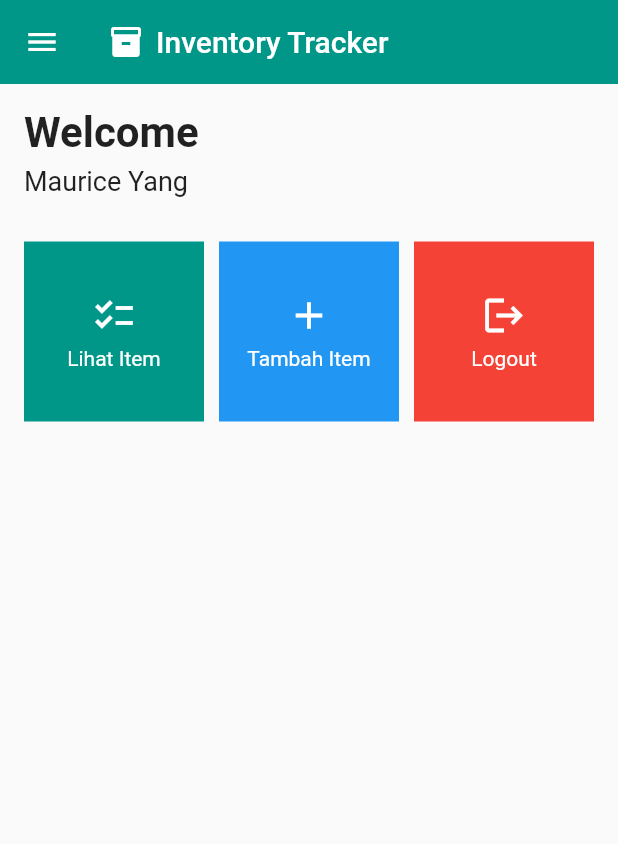
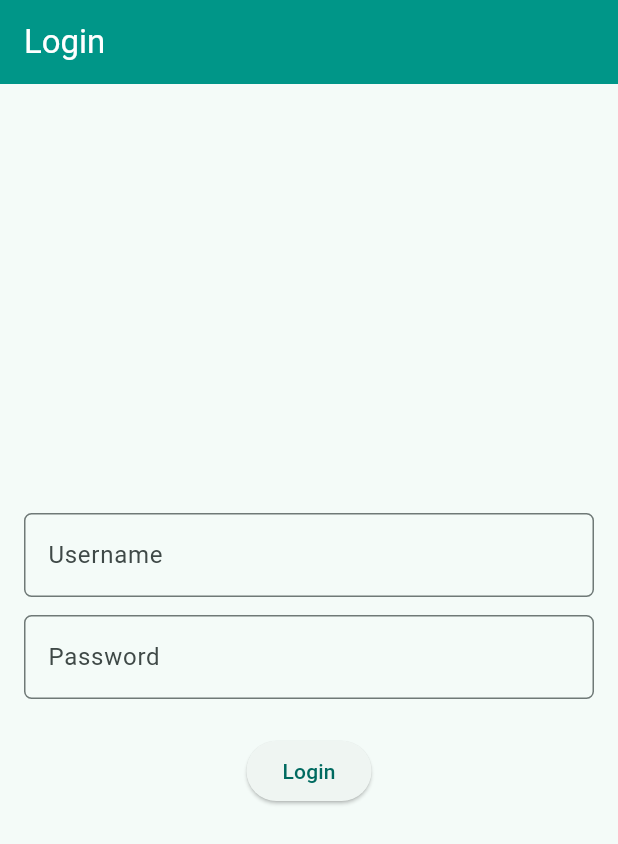
Before and after one commit to KirantiLoh/pbp-inventory-app, a Flutter app: the screen it shows after launch, on a phone screen of 412 x 824 dp. Shown: the top 844 px of the screen. Run offline on Flutter 3.47's test engine with Material 2 defaults, Android fonts, the phone set to English and light mode, and no system bars; missing offline and left inert: pbp_django_auth.

Commit message:
feat: Finishing tugas 9

```diff
--- a/lib/main.dart
+++ b/lib/main.dart
@@ -1,5 +1,7 @@
 import 'package:flutter/material.dart';
-import 'package:inventory_tracker/screens/home.dart';
+import 'package:inventory_tracker/screens/login.dart';
+import 'package:pbp_django_auth/pbp_django_auth.dart';
+import 'package:provider/provider.dart';
 
 void main() {
   runApp(const MainApp());
@@ -10,9 +12,19 @@
 
   @override
   Widget build(BuildContext context) {
-    return const MaterialApp(
-      // initialRoute: '/',
-      home: HomePage(),
+    return Provider(
+      create: (_) {
+        CookieRequest request = CookieRequest();
+        return request;
+      },
+      child: MaterialApp(
+        title: 'Flutter App',
+        theme: ThemeData(
+          colorScheme: ColorScheme.fromSeed(seedColor: Colors.teal),
+          useMaterial3: true,
+        ),
+        home: const LoginPage(),
+      ),
     );
   }
 }
--- a/lib/screens/home.dart
+++ b/lib/screens/home.dart
@@ -24,6 +24,7 @@
           ],
         ),
         backgroundColor: Colors.teal,
+        foregroundColor: Colors.white,
         shadowColor: Colors.transparent,
       ),
       drawer: const LeftDrawer(),
--- /dev/null
+++ b/lib/screens/login.dart
@@ -0,0 +1,127 @@
+import 'package:inventory_tracker/screens/home.dart';
+import 'package:flutter/material.dart';
+import 'package:pbp_django_auth/pbp_django_auth.dart';
+import 'package:provider/provider.dart';
+
+void main() {
+  runApp(const LoginApp());
+}
+
+class LoginApp extends StatelessWidget {
+  const LoginApp({super.key});
+
+  @override
+  Widget build(BuildContext context) {
+    return MaterialApp(
+      title: 'Login',
+      theme: ThemeData(
+        primarySwatch: Colors.blue,
+      ),
+      home: const LoginPage(),
+    );
+  }
+}
+
+class LoginPage extends StatefulWidget {
+  const LoginPage({super.key});
+
+  @override
+  State<LoginPage> createState() => _LoginPageState();
+}
+
+class _LoginPageState extends State<LoginPage> {
+  final TextEditingController _usernameController = TextEditingController();
+  final TextEditingController _passwordController = TextEditingController();
+
+  @override
+  Widget build(BuildContext context) {
+    final request = context.watch<CookieRequest>();
+    return Scaffold(
+      appBar: AppBar(
+        title: const Text('Login'),
+        foregroundColor: Colors.white,
+        shadowColor: Colors.transparent,
+        backgroundColor: Colors.teal,
+      ),
+      body: Container(
+        padding: const EdgeInsets.all(16.0),
+        child: Column(
+          mainAxisAlignment: MainAxisAlignment.center,
+          children: [
+            TextFormField(
+              controller: _usernameController,
+              decoration: InputDecoration(
+                labelText: 'Username',
+                border: OutlineInputBorder(
+                  borderRadius: BorderRadius.circular(5.0),
+                ),
+              ),
+            ),
+            const SizedBox(height: 12.0),
+            TextFormField(
+              controller: _passwordController,
+              decoration: InputDecoration(
+                labelText: 'Password',
+                border: OutlineInputBorder(
+                  borderRadius: BorderRadius.circular(5.0),
+                ),
+              ),
+              obscureText: true,
+            ),
+            const SizedBox(height: 24.0),
+            ElevatedButton(
+              onPressed: () async {
+                String username = _usernameController.text;
+                String password = _passwordController.text;
+
+                // Cek kredensial
+                // TODO: Ganti URL dan jangan lupa tambahkan trailing slash (/) di akhir URL!
+                // Untuk menyambungkan Android emulator dengan Django pada localhost,
+                // gunakan URL http://10.0.2.2/
+                final response =
+                    await request.login("http://127.0.0.1:8000/auth/login/", {
+                  'username': username,
+                  'password': password,
+                });
+
+                if (request.loggedIn) {
+                  if (context.mounted) {
+                    String message = response['message'];
+                    String uname = response['username'];
+                    Navigator.pushReplacement(
+                      context,
+                      MaterialPageRoute(builder: (context) => const HomePage()),
+                    );
+                    ScaffoldMessenger.of(context)
+                      ..hideCurrentSnackBar()
+                      ..showSnackBar(SnackBar(
+                          content: Text("$message Selamat datang, $uname.")));
+                  }
+                } else {
+                  if (context.mounted) {
+                    showDialog(
+                      context: context,
+                      builder: (context) => AlertDialog(
+                        title: const Text('Login Gagal'),
+                        content: Text(response['message']),
+                        actions: [
+                          TextButton(
+                            child: const Text('OK'),
+                            onPressed: () {
+                              Navigator.pop(context);
+                            },
+                          ),
+                        ],
+                      ),
+                    );
+                  }
+                }
+              },
+              child: const Text('Login'),
+            ),
+          ],
+        ),
+      ),
+    );
+  }
+}
--- a/pubspec.yaml
+++ b/pubspec.yaml
@@ -9,6 +9,8 @@
 dependencies:
   flutter:
     sdk: flutter
+  pbp_django_auth: ^0.4.0
+  provider: ^6.1.1
 
 dev_dependencies:
   flutter_test:
```
Also changed, not shown: lib/models/product.dart (added, +63 -0 lines), lib/screens/create_item.dart (+37 -29 lines), lib/screens/list_product.dart (added, +105 -0 lines), lib/widgets/left_drawer.dart (+12 -0 lines), lib/widgets/shop_card.dart (+38 -2 lines), pubspec.lock, 2 other files.
